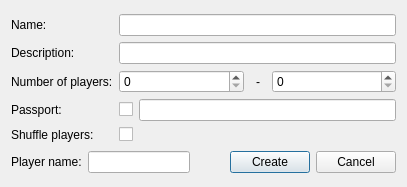
Old version of the form branches/macjariel/client/creategamedialog.ui in the repository kubos741/kbang.
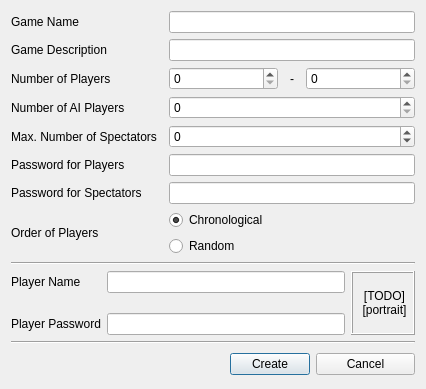
New version of the form.

The edit to the form file:
```diff
--- a/branches/macjariel/client/creategamedialog.ui
+++ b/branches/macjariel/client/creategamedialog.ui
@@ -5,53 +5,71 @@
    <rect>
     <x>0</x>
     <y>0</y>
-    <width>407</width>
-    <height>187</height>
+    <width>426</width>
+    <height>385</height>
    </rect>
   </property>
+  <property name="sizePolicy" >
+   <sizepolicy vsizetype="Fixed" hsizetype="Fixed" >
+    <horstretch>0</horstretch>
+    <verstretch>0</verstretch>
+   </sizepolicy>
+  </property>
   <property name="windowTitle" >
    <string>Create Game</string>
   </property>
-  <layout class="QVBoxLayout" name="verticalLayout" >
-   <item>
     <layout class="QGridLayout" name="gridLayout" >
-     <item row="0" column="0" >
+   <item row="0" column="0" colspan="2" >
       <widget class="QLabel" name="label" >
        <property name="text" >
-        <string>Name:</string>
+      <string>Game Name</string>
        </property>
        <property name="buddy" >
         <cstring>lineEditGameName</cstring>
        </property>
       </widget>
      </item>
-     <item row="0" column="1" >
-      <widget class="QLineEdit" name="lineEditGameName" />
-     </item>
-     <item row="1" column="0" >
+   <item row="0" column="2" colspan="4" >
+    <widget class="QLineEdit" name="lineEditGameName" >
+     <property name="sizePolicy" >
+      <sizepolicy vsizetype="Fixed" hsizetype="Preferred" >
+       <horstretch>0</horstretch>
+       <verstretch>0</verstretch>
+      </sizepolicy>
+     </property>
+    </widget>
+   </item>
+   <item row="1" column="0" colspan="2" >
       <widget class="QLabel" name="label_2" >
        <property name="text" >
-        <string>Description:</string>
+      <string>Game Description</string>
        </property>
        <property name="buddy" >
         <cstring>lineEditGameDescription</cstring>
        </property>
       </widget>
      </item>
-     <item row="1" column="1" >
-      <widget class="QLineEdit" name="lineEditGameDescription" />
-     </item>
-     <item row="2" column="0" >
+   <item row="1" column="2" colspan="4" >
+    <widget class="QLineEdit" name="lineEditGameDescription" >
+     <property name="sizePolicy" >
+      <sizepolicy vsizetype="Fixed" hsizetype="Preferred" >
+       <horstretch>0</horstretch>
+       <verstretch>0</verstretch>
+      </sizepolicy>
+     </property>
+    </widget>
+   </item>
+   <item row="2" column="0" colspan="2" >
       <widget class="QLabel" name="label_3" >
        <property name="text" >
-        <string>Number of players:</string>
+      <string>Number of Players</string>
        </property>
        <property name="buddy" >
         <cstring>spinBoxMinPlayers</cstring>
        </property>
       </widget>
      </item>
-     <item row="2" column="1" >
+   <item row="2" column="2" colspan="4" >
       <layout class="QHBoxLayout" name="horizontalLayout" >
        <item>
         <widget class="QSpinBox" name="spinBoxMinPlayers" />
@@ -77,92 +95,223 @@
        </item>
       </layout>
      </item>
-     <item row="3" column="0" >
-      <widget class="QLabel" name="label_5" >
+   <item row="3" column="0" colspan="2" >
+    <widget class="QLabel" name="label_8" >
        <property name="text" >
-        <string>Passport:</string>
+      <string>Number of AI Players</string>
        </property>
        <property name="buddy" >
         <cstring>checkBoxEnablePlayerPassword</cstring>
        </property>
       </widget>
      </item>
-     <item row="3" column="1" >
-      <layout class="QHBoxLayout" name="horizontalLayout_2" >
-       <item>
-        <widget class="QCheckBox" name="checkBoxEnablePlayerPassword" >
+   <item row="3" column="2" colspan="4" >
+    <widget class="QSpinBox" name="spinBoxAIPlayers" />
+   </item>
+   <item row="4" column="0" colspan="2" >
+    <widget class="QLabel" name="label_12" >
          <property name="text" >
-          <string/>
-         </property>
-        </widget>
-       </item>
-       <item>
-        <widget class="QLineEdit" name="lineEditPlayerPassword" />
-       </item>
-      </layout>
-     </item>
-     <item row="4" column="0" >
+      <string>Max. Number of Spectators</string>
+     </property>
+     <property name="buddy" >
+      <cstring>spinBoxMaxSpectators</cstring>
+     </property>
+    </widget>
+   </item>
+   <item row="4" column="2" colspan="4" >
+    <widget class="QSpinBox" name="spinBoxMaxSpectators" >
+     <property name="specialValueText" >
+      <string>Infinity</string>
+     </property>
+     <property name="minimum" >
+      <number>-1</number>
+     </property>
+    </widget>
+   </item>
+   <item rowspan="2" row="5" column="2" colspan="4" >
+    <widget class="QLineEdit" name="lineEditGamePasswordPlayers" >
+     <property name="sizePolicy" >
+      <sizepolicy vsizetype="Fixed" hsizetype="Preferred" >
+       <horstretch>0</horstretch>
+       <verstretch>0</verstretch>
+      </sizepolicy>
+     </property>
+    </widget>
+   </item>
+   <item row="7" column="0" colspan="2" >
+    <widget class="QLabel" name="label_11" >
+     <property name="toolTip" >
+      <string>This is the password that is required to join the game as a spectator.</string>
+     </property>
+     <property name="text" >
+      <string>Password for Spectators</string>
+     </property>
+     <property name="buddy" >
+      <cstring>lineEditGamePasswordSpectators</cstring>
+     </property>
+    </widget>
+   </item>
+   <item row="7" column="2" colspan="4" >
+    <widget class="QLineEdit" name="lineEditGamePasswordSpectators" >
+     <property name="sizePolicy" >
+      <sizepolicy vsizetype="Fixed" hsizetype="Preferred" >
+       <horstretch>0</horstretch>
+       <verstretch>0</verstretch>
+      </sizepolicy>
+     </property>
+    </widget>
+   </item>
+   <item row="8" column="0" colspan="2" >
       <widget class="QLabel" name="label_6" >
        <property name="text" >
-        <string>Shuffle players:</string>
+      <string>Order of Players</string>
        </property>
        <property name="buddy" >
         <cstring>checkBoxShufflePlayers</cstring>
        </property>
       </widget>
      </item>
-     <item row="4" column="1" >
-      <widget class="QCheckBox" name="checkBoxShufflePlayers" >
+   <item row="8" column="2" colspan="4" >
+    <layout class="QVBoxLayout" name="verticalLayout" >
+     <item>
+      <widget class="QRadioButton" name="radioButtonOrderChronological" >
        <property name="text" >
-        <string/>
+        <string>Chronological</string>
+       </property>
+       <property name="checked" >
+        <bool>true</bool>
+       </property>
+      </widget>
+     </item>
+     <item>
+      <widget class="QRadioButton" name="radioButtonOrderRandom" >
+       <property name="text" >
+        <string>Random</string>
        </property>
       </widget>
      </item>
     </layout>
    </item>
-   <item>
-    <layout class="QHBoxLayout" name="horizontalLayout_3" >
-     <item>
+   <item row="9" column="0" colspan="6" >
+    <widget class="Line" name="line" >
+     <property name="orientation" >
+      <enum>Qt::Horizontal</enum>
+     </property>
+    </widget>
+   </item>
+   <item row="10" column="0" >
       <widget class="QLabel" name="label_7" >
+     <property name="sizePolicy" >
+      <sizepolicy vsizetype="Preferred" hsizetype="Preferred" >
+       <horstretch>0</horstretch>
+       <verstretch>0</verstretch>
+      </sizepolicy>
+     </property>
        <property name="text" >
-        <string>Player name:</string>
+      <string>Player Name</string>
        </property>
        <property name="buddy" >
         <cstring>lineEditPlayerName</cstring>
        </property>
       </widget>
      </item>
-     <item>
+   <item row="10" column="1" colspan="4" >
       <widget class="QLineEdit" name="lineEditPlayerName" />
      </item>
-     <item>
+   <item rowspan="3" row="10" column="5" >
+    <widget class="QLabel" name="label_10" >
+     <property name="minimumSize" >
+      <size>
+       <width>64</width>
+       <height>64</height>
+      </size>
+     </property>
+     <property name="maximumSize" >
+      <size>
+       <width>64</width>
+       <height>64</height>
+      </size>
+     </property>
+     <property name="frameShape" >
+      <enum>QFrame::Box</enum>
+     </property>
+     <property name="frameShadow" >
+      <enum>QFrame::Raised</enum>
+     </property>
+     <property name="text" >
+      <string>&lt;!DOCTYPE HTML PUBLIC "-//W3C//DTD HTML 4.0//EN" "http://www.w3.org/TR/REC-html40/strict.dtd">
+&lt;html>&lt;head>&lt;meta name="qrichtext" content="1" />&lt;style type="text/css">
+p, li { white-space: pre-wrap; }
+&lt;/style>&lt;/head>&lt;body style=" font-family:'DejaVu Sans'; font-size:9pt; font-weight:400; font-style:normal;">
+&lt;p align="center" style=" margin-top:0px; margin-bottom:0px; margin-left:0px; margin-right:0px; -qt-block-indent:0; text-indent:0px;">[TODO]&lt;br />[portrait]&lt;/p>&lt;/body>&lt;/html></string>
+     </property>
+    </widget>
+   </item>
+   <item row="12" column="0" >
+    <widget class="QLabel" name="label_9" >
+     <property name="toolTip" >
+      <string>You can set your password here. This password will be required to reconnect to your player in case of disconnection.</string>
+     </property>
+     <property name="text" >
+      <string>Player Password</string>
+     </property>
+     <property name="buddy" >
+      <cstring>lineEditPlayerPassword</cstring>
+     </property>
+    </widget>
+   </item>
+   <item row="12" column="1" colspan="4" >
+    <widget class="QLineEdit" name="lineEditPlayerPassword" />
+   </item>
+   <item row="13" column="0" colspan="6" >
+    <widget class="Line" name="line_2" >
+     <property name="orientation" >
+      <enum>Qt::Horizontal</enum>
+     </property>
+    </widget>
+   </item>
+   <item row="14" column="0" colspan="3" >
       <spacer name="horizontalSpacer" >
        <property name="orientation" >
         <enum>Qt::Horizontal</enum>
        </property>
+     <property name="sizeType" >
+      <enum>QSizePolicy::Preferred</enum>
+     </property>
        <property name="sizeHint" stdset="0" >
         <size>
-         <width>40</width>
-         <height>20</height>
+       <width>213</width>
+       <height>28</height>
         </size>
        </property>
       </spacer>
      </item>
-     <item>
+   <item row="14" column="3" >
       <widget class="QPushButton" name="pushButtonCreate" >
        <property name="text" >
         <string>Create</string>
        </property>
       </widget>
      </item>
-     <item>
+   <item row="14" column="4" colspan="2" >
       <widget class="QPushButton" name="pushButtonCancel" >
        <property name="text" >
         <string>Cancel</string>
        </property>
       </widget>
      </item>
-    </layout>
+   <item rowspan="2" row="5" column="0" colspan="2" >
+    <widget class="QLabel" name="label_5" >
+     <property name="toolTip" >
+      <string>This is the password that is required to join the game as a player.</string>
+     </property>
+     <property name="text" >
+      <string>Password for Players</string>
+     </property>
+     <property name="buddy" >
+      <cstring>lineEditGamePasswordPlayers</cstring>
+     </property>
+    </widget>
    </item>
   </layout>
  </widget>
```
Left out of the diff: 41 changed lines with no effect on the pictures. Lines whose indentation alone changed are shown as unchanged.
